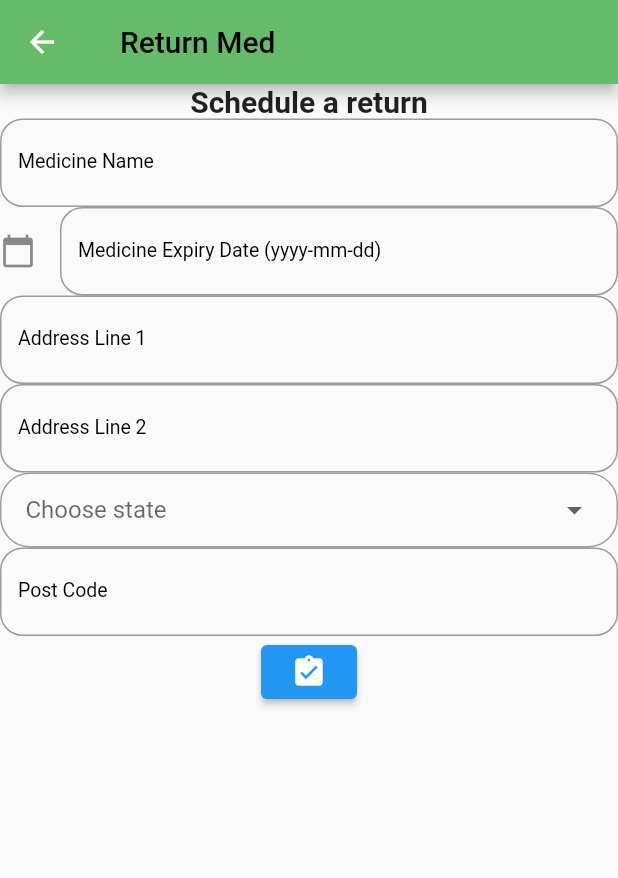
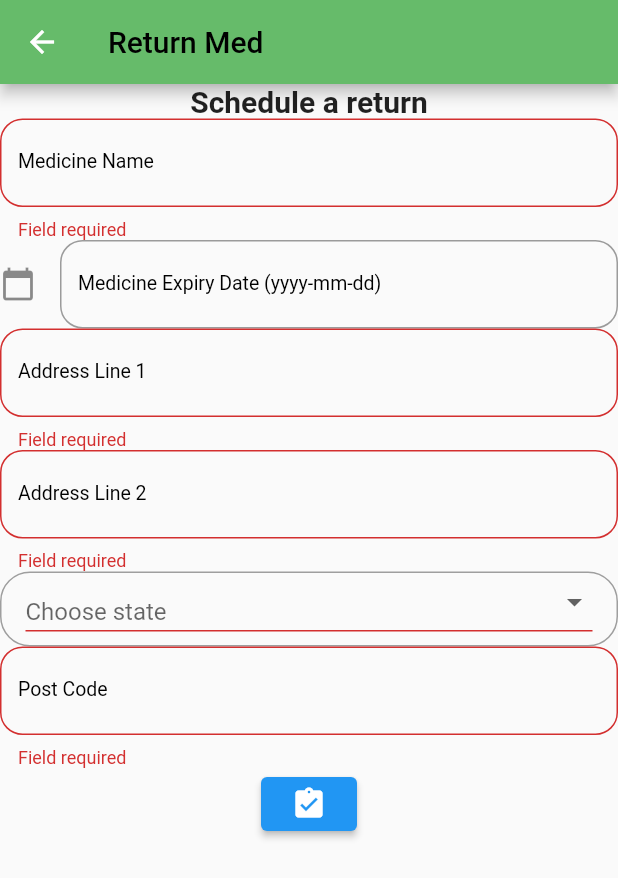
Before and after one commit to autumnlewjb/SolutionChallenge, a Flutter app: the ScheduleReturn screen opened directly, after a tap on the "assignment turned in" icon, on a phone screen of 412 x 824 dp. Shown: the top 878 px of the screen. Run offline on Flutter 3.47's test engine with Material 2 defaults, Android fonts, the phone set to English and light mode, and no system bars; our stand-ins replace cloud_firestore, firebase_auth, firebase_core, google_sign_in; missing offline and left inert: flutter_facebook_login; accounts and stored records are empty.

Commit message:
Update schedule_return.dart

```diff
--- a/lib/Dashboard/Pages/schedule_return.dart
+++ b/lib/Dashboard/Pages/schedule_return.dart
@@ -1,4 +1,5 @@
 import 'package:flutter/material.dart';
+import 'package:return_med/return_info.dart';
 
 class ScheduleReturn extends StatefulWidget {
   @override
@@ -7,8 +8,13 @@ class ScheduleReturn extends StatefulWidget {
 
 class _ScheduleReturnState extends State<ScheduleReturn> {
   //For state drop down box
-  String country;
-  List countries = [
+  final _formKey = GlobalKey<FormState>();
+  String medName;
+  String address1;
+  String address2;
+  String state;
+  String postcode;
+  List states = [
     "Johor",
     "Kedah",
     "Kelantan",
@@ -27,6 +33,7 @@ class _ScheduleReturnState extends State<ScheduleReturn> {
   //For choosing the date using a calender widget
   String date = 'Medicine Expiry Date (yyyy-mm-dd)';
   DateTime selectedDate = DateTime.now();
+
   _selectDate(BuildContext context) async {
     final DateTime picked = await showDatePicker(
         context: context,
@@ -44,16 +51,16 @@ class _ScheduleReturnState extends State<ScheduleReturn> {
   Widget build(BuildContext context) {
     return Scaffold(
         appBar: AppBar(
-        title: TextButton(
-          onPressed: () {},
-          child: Text(
+            title: Text(
               'Return Med',
               style: TextStyle(fontSize: 20.0, color: Colors.black),
             ),
-        ),
-        backgroundColor: Colors.green[400],
-      ),
-      body: Column(
+            backgroundColor: Colors.green[400]),
+        body: Container(
+          child: Form(
+            autovalidateMode: AutovalidateMode.onUserInteraction,
+            key: _formKey,
+            child: Column(
               children: [
                 Text(
                   'Schedule a return',
@@ -62,7 +69,8 @@ class _ScheduleReturnState extends State<ScheduleReturn> {
                     fontWeight: FontWeight.bold,
                   ),
                 ),
-          TextField(
+                TextFormField(
+                  validator: (val) => val.isEmpty ? 'Field required' : null,
                   decoration: InputDecoration(
                     labelText: 'Medicine Name',
                     labelStyle: TextStyle(
@@ -73,9 +81,14 @@ class _ScheduleReturnState extends State<ScheduleReturn> {
                     hintStyle: TextStyle(
                       fontSize: 10.0,
                     ),
-              border:
-              OutlineInputBorder(borderRadius: BorderRadius.circular(15.0)),
+                    border: OutlineInputBorder(
+                        borderRadius: BorderRadius.circular(15.0)),
                   ),
+                  onChanged: (val) {
+                    setState(() {
+                      medName = val;
+                    });
+                  },
                 ),
                 GestureDetector(
                   onTap: () => _selectDate(context),
@@ -83,7 +96,8 @@ class _ScheduleReturnState extends State<ScheduleReturn> {
                     child: TextField(
                       decoration: InputDecoration(
                         labelText: '$date',
-                  labelStyle: TextStyle(fontSize: 13.0, color: Colors.black),
+                        labelStyle:
+                            TextStyle(fontSize: 13.0, color: Colors.black),
                         icon: Icon(
                           Icons.calendar_today,
                         ),
@@ -93,7 +107,8 @@ class _ScheduleReturnState extends State<ScheduleReturn> {
                     ),
                   ),
                 ),
-          TextField(
+                TextFormField(
+                  validator: (val) => val.isEmpty ? 'Field required' : null,
                   decoration: InputDecoration(
                     labelText: 'Address Line 1',
                     labelStyle: TextStyle(
@@ -104,11 +119,17 @@ class _ScheduleReturnState extends State<ScheduleReturn> {
                     hintStyle: TextStyle(
                       fontSize: 10.0,
                     ),
-              border:
-              OutlineInputBorder(borderRadius: BorderRadius.circular(15.0)),
+                    border: OutlineInputBorder(
+                        borderRadius: BorderRadius.circular(15.0)),
                   ),
+                  onChanged: (val) {
+                    setState(() {
+                      address1 = val;
+                    });
+                  },
                 ),
-          TextField(
+                TextFormField(
+                  validator: (val) => val.isEmpty ? 'Field required' : null,
                   decoration: InputDecoration(
                     labelText: 'Address Line 2',
                     labelStyle: TextStyle(
@@ -119,9 +140,14 @@ class _ScheduleReturnState extends State<ScheduleReturn> {
                     hintStyle: TextStyle(
                       fontSize: 10.0,
                     ),
-              border:
-              OutlineInputBorder(borderRadius: BorderRadius.circular(15.0)),
+                    border: OutlineInputBorder(
+                        borderRadius: BorderRadius.circular(15.0)),
                   ),
+                  onChanged: (val) {
+                    setState(() {
+                      address2 = val;
+                    });
+                  },
                 ),
                 Container(
                     height: 50,
@@ -130,24 +156,29 @@ class _ScheduleReturnState extends State<ScheduleReturn> {
                       border: Border.all(color: Colors.grey, width: 1),
                       borderRadius: BorderRadius.circular(20),
                     ),
-            child: DropdownButton(
-                underline: SizedBox(),
+                    child: Center(
+                      child: DropdownButtonFormField(
+                          decoration: InputDecoration(
+                            errorStyle: TextStyle(height: 0, fontSize: 0),
+                          ),
+                          validator: (value) => value == null ? '' : null,
                           isExpanded: true,
                           hint: Text('Choose state'),
-                value: country,
-                onChanged: (newCountry) {
+                          value: state,
+                          onChanged: (newState) {
                             setState(() {
-                    country = newCountry;
+                              state = newState;
                             });
                           },
-                items: countries.map((valueItems) {
+                          items: states.map((valueItems) {
                             return DropdownMenuItem(
                               value: valueItems,
                               child: Text(valueItems),
                             );
                           }).toList()),
-          ),
-          TextField(
+                    )),
+                TextFormField(
+                  validator: (val) => val.isEmpty ? 'Field required' : null,
                   decoration: InputDecoration(
                     labelText: 'Post Code',
                     labelStyle: TextStyle(
@@ -158,17 +189,28 @@ class _ScheduleReturnState extends State<ScheduleReturn> {
                     hintStyle: TextStyle(
                       fontSize: 10.0,
                     ),
-              border:
-              OutlineInputBorder(borderRadius: BorderRadius.circular(15.0)),
+                    border: OutlineInputBorder(
+                        borderRadius: BorderRadius.circular(15.0)),
                   ),
+                  onChanged: (val) {
+                    setState(() {
+                      postcode = val;
+                    });
+                  },
                 ),
                 ElevatedButton(
-              onPressed: () {},
+                    onPressed: () {
+                      if (_formKey.currentState.validate()) {
+                        ReturnInfo(medName, selectedDate, address1, address2,
+                            state, postcode);
+                      }
+                    },
                     child: Icon(
                       Icons.assignment_turned_in,
                     ))
               ],
             ),
-    );
+          ),
+        ));
   }
 }
--- a/lib/user_home.dart
+++ b/lib/user_home.dart
@@ -4,7 +4,6 @@ import 'package:flutter/cupertino.dart';
 import 'package:flutter/material.dart';
 import 'package:flutter/widgets.dart';
 import 'package:return_med/auth.dart';
-import 'package:return_med/user.dart';
 
 class Home extends StatefulWidget {
   @override
```
Also changed, not shown: lib/Dashboard/Pages/main_page.dart (+8 -5 lines), lib/ReturnInterface.dart (deleted, +0 -173 lines), lib/auth.dart (+20 -4 lines), lib/login.dart (+21 -6 lines), lib/main.dart (+3 -4 lines). Lines whose indentation alone changed are shown as unchanged.
